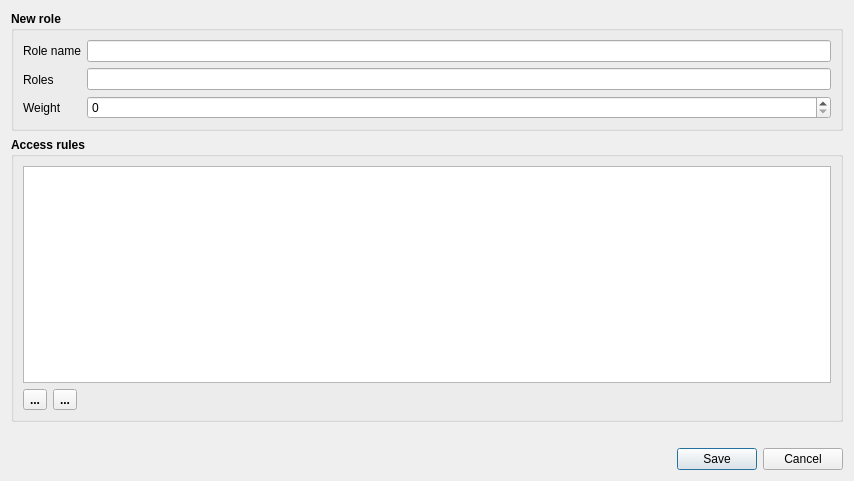
Before: the Qt Designer form src/dlgaddeditrole.ui in syyyr/shvspy, drawn with Qt 5.
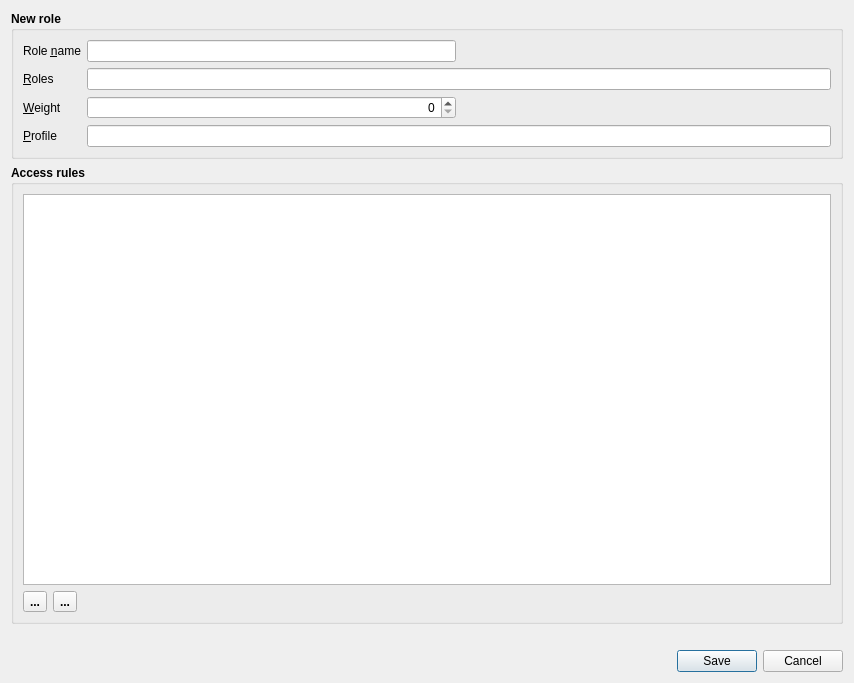
After: the same form once the commit is applied. Icons and pictures are not drawn.

Commit message: shvspy: roles profile edit

```diff
--- a/src/dlgaddeditrole.ui
+++ b/src/dlgaddeditrole.ui
@@ -7,14 +7,14 @@
     <x>0</x>
     <y>0</y>
     <width>854</width>
-    <height>481</height>
+    <height>683</height>
    </rect>
   </property>
   <property name="windowTitle">
    <string>Dialog</string>
   </property>
-  <layout class="QVBoxLayout" name="verticalLayout_4">
-   <item>
+  <layout class="QGridLayout" name="gridLayout">
+   <item row="0" column="0">
     <widget class="QGroupBox" name="groupBox">
      <property name="font">
       <font>
@@ -25,110 +25,149 @@
      <property name="title">
       <string>New role</string>
      </property>
-     <layout class="QVBoxLayout" name="verticalLayout_3">
-      <item>
-       <layout class="QHBoxLayout" name="horizontalLayout_2">
-        <item>
-         <layout class="QVBoxLayout" name="verticalLayout">
-          <item>
-           <widget class="QLabel" name="lblRoleName">
-            <property name="font">
-             <font>
-              <weight>50</weight>
-              <bold>false</bold>
-             </font>
-            </property>
-            <property name="text">
-             <string>Role name</string>
-            </property>
-           </widget>
-          </item>
-          <item>
-           <widget class="QLabel" name="lblRoles">
-            <property name="font">
-             <font>
-              <weight>50</weight>
-              <bold>false</bold>
-             </font>
-            </property>
-            <property name="text">
-             <string>Roles</string>
-            </property>
-           </widget>
-          </item>
-          <item>
-           <widget class="QLabel" name="label_3">
-            <property name="font">
-             <font>
-              <weight>50</weight>
-              <bold>false</bold>
-             </font>
-            </property>
-            <property name="text">
-             <string>Weight</string>
-            </property>
-           </widget>
-          </item>
-         </layout>
-        </item>
-        <item>
-         <layout class="QVBoxLayout" name="verticalLayout_2">
-          <item>
-           <widget class="QLineEdit" name="leRoleName">
-            <property name="enabled">
-             <bool>true</bool>
-            </property>
-            <property name="font">
-             <font>
-              <weight>50</weight>
-              <bold>false</bold>
-             </font>
-            </property>
-            <property name="readOnly">
-             <bool>false</bool>
-            </property>
-           </widget>
-          </item>
-          <item>
-           <widget class="QLineEdit" name="leRoles">
-            <property name="font">
-             <font>
-              <weight>50</weight>
-              <bold>false</bold>
-             </font>
-            </property>
-           </widget>
-          </item>
-          <item>
-           <widget class="QSpinBox" name="sbWeight">
-            <property name="font">
-             <font>
-              <weight>50</weight>
-              <bold>false</bold>
-             </font>
-            </property>
-            <property name="minimum">
-             <number>0</number>
-            </property>
-            <property name="maximum">
-             <number>10000</number>
-            </property>
-            <property name="singleStep">
-             <number>1</number>
-            </property>
-            <property name="value">
-             <number>0</number>
-            </property>
-           </widget>
-          </item>
-         </layout>
-        </item>
-       </layout>
+     <layout class="QGridLayout" name="gridLayout_2">
+      <item row="2" column="1">
+       <widget class="QSpinBox" name="sbWeight">
+        <property name="font">
+         <font>
+          <weight>50</weight>
+          <bold>false</bold>
+         </font>
+        </property>
+        <property name="alignment">
+         <set>Qt::AlignRight|Qt::AlignTrailing|Qt::AlignVCenter</set>
+        </property>
+        <property name="minimum">
+         <number>0</number>
+        </property>
+        <property name="maximum">
+         <number>10000</number>
+        </property>
+        <property name="singleStep">
+         <number>1</number>
+        </property>
+        <property name="value">
+         <number>0</number>
+        </property>
+       </widget>
+      </item>
+      <item row="0" column="1">
+       <widget class="QLineEdit" name="leRoleName">
+        <property name="enabled">
+         <bool>true</bool>
+        </property>
+        <property name="font">
+         <font>
+          <weight>50</weight>
+          <bold>false</bold>
+         </font>
+        </property>
+        <property name="readOnly">
+         <bool>false</bool>
+        </property>
+       </widget>
+      </item>
+      <item row="2" column="0">
+       <widget class="QLabel" name="label_3">
+        <property name="font">
+         <font>
+          <weight>50</weight>
+          <bold>false</bold>
+         </font>
+        </property>
+        <property name="text">
+         <string>&amp;Weight</string>
+        </property>
+        <property name="buddy">
+         <cstring>sbWeight</cstring>
+        </property>
+       </widget>
+      </item>
+      <item row="4" column="0">
+       <widget class="QLabel" name="label_4">
+        <property name="font">
+         <font>
+          <weight>50</weight>
+          <bold>false</bold>
+         </font>
+        </property>
+        <property name="text">
+         <string>&amp;Profile</string>
+        </property>
+        <property name="buddy">
+         <cstring>leProfile</cstring>
+        </property>
+       </widget>
+      </item>
+      <item row="1" column="0">
+       <widget class="QLabel" name="lblRoles">
+        <property name="font">
+         <font>
+          <weight>50</weight>
+          <bold>false</bold>
+         </font>
+        </property>
+        <property name="text">
+         <string>&amp;Roles</string>
+        </property>
+        <property name="buddy">
+         <cstring>leRoles</cstring>
+        </property>
+       </widget>
+      </item>
+      <item row="0" column="0">
+       <widget class="QLabel" name="lblRoleName">
+        <property name="font">
+         <font>
+          <weight>50</weight>
+          <bold>false</bold>
+         </font>
+        </property>
+        <property name="text">
+         <string>Role &amp;name</string>
+        </property>
+        <property name="buddy">
+         <cstring>leRoleName</cstring>
+        </property>
+       </widget>
+      </item>
+      <item row="2" column="2">
+       <spacer name="horizontalSpacer_2">
+        <property name="orientation">
+         <enum>Qt::Horizontal</enum>
+        </property>
+        <property name="sizeHint" stdset="0">
+         <size>
+          <width>40</width>
+          <height>20</height>
+         </size>
+        </property>
+       </spacer>
+      </item>
+      <item row="4" column="1" colspan="2">
+       <widget class="QLineEdit" name="leProfile">
+        <property name="font">
+         <font>
+          <weight>50</weight>
+          <bold>false</bold>
+         </font>
+        </property>
+       </widget>
+      </item>
+      <item row="1" column="1" colspan="2">
+       <widget class="QLineEdit" name="leRoles">
+        <property name="font">
+         <font>
+          <weight>50</weight>
+          <bold>false</bold>
+         </font>
+        </property>
+       </widget>
       </item>
      </layout>
     </widget>
    </item>
-   <item>
+   <item row="1" column="0">
     <widget class="QGroupBox" name="gbAccessRules">
      <property name="font">
       <font>
@@ -233,7 +272,7 @@
      </layout>
     </widget>
    </item>
-   <item>
+   <item row="2" column="0">
     <widget class="QLabel" name="lblStatus">
      <property name="font">
       <font>
@@ -246,7 +285,7 @@
      </property>
     </widget>
    </item>
-   <item>
+   <item row="3" column="0">
     <widget class="QDialogButtonBox" name="buttonBox">
      <property name="font">
       <font>
```
Left out of the diff: 9 changed lines with no effect on the pictures. The commit also changes 2 other files.
